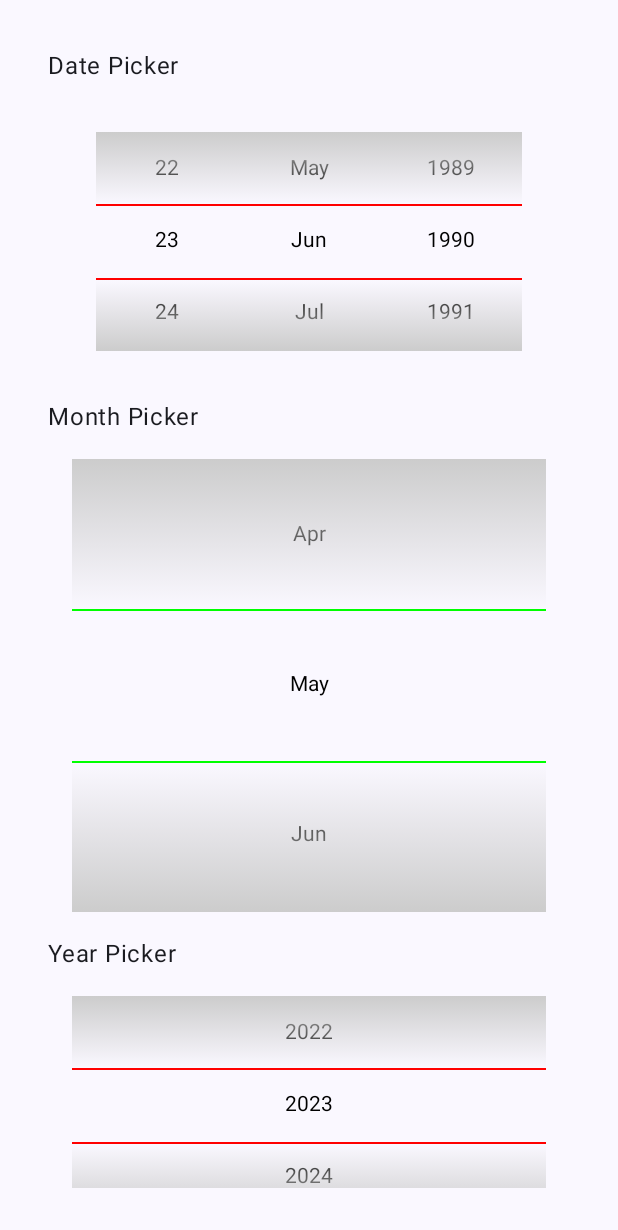
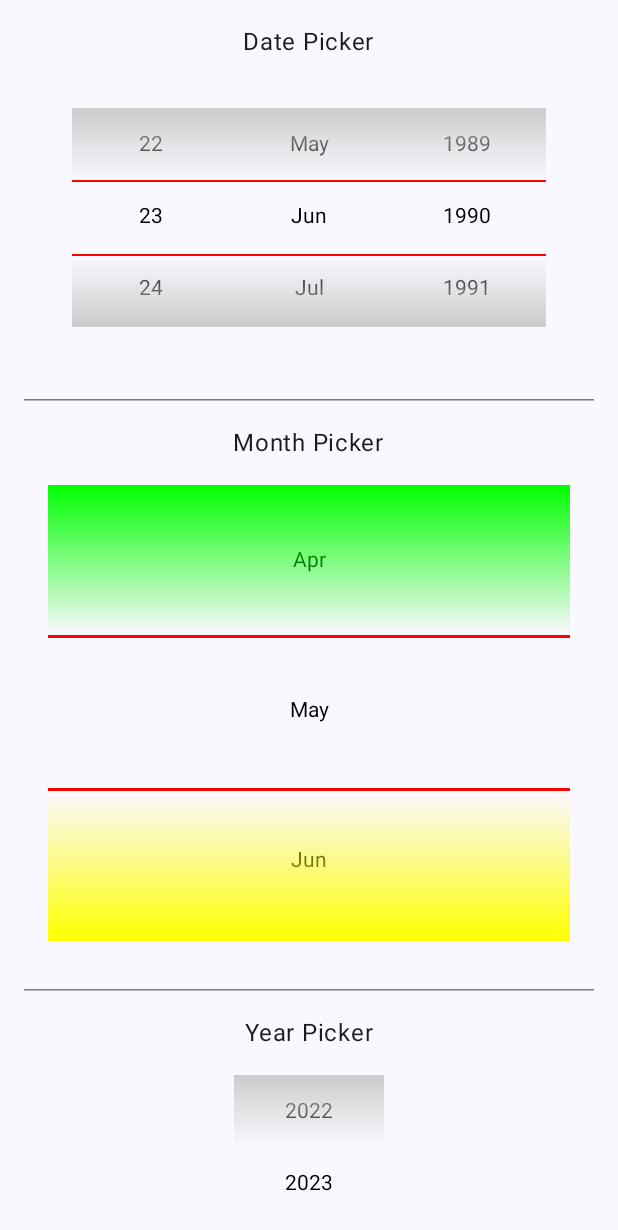
Before and after one commit to UdaySravanK/JetpackComposeNumberPicker, an Android app built with Jetpack Compose: the screen it shows after launch (MainActivity), on a phone screen of 412 x 824 dp. Shown: the top 1230 px of the screen. Run offline under Robolectric (Android 15) with nearby library versions, the phone set to English and light mode, and no system bars.

Commit message:
Allow item and overlay customizations

```diff
--- a/JCItemPickerDemo/src/main/java/com/udaysravank/jetpackcomposenumberpicker/MainActivity.kt
+++ b/JCItemPickerDemo/src/main/java/com/udaysravank/jetpackcomposenumberpicker/MainActivity.kt
@@ -4,21 +4,35 @@ import android.os.Bundle
 import androidx.activity.ComponentActivity
 import androidx.activity.compose.setContent
 import androidx.activity.enableEdgeToEdge
+import androidx.compose.foundation.background
 import androidx.compose.foundation.layout.Arrangement
+import androidx.compose.foundation.layout.Box
 import androidx.compose.foundation.layout.Row
+import androidx.compose.foundation.layout.defaultMinSize
 import androidx.compose.foundation.layout.fillMaxSize
 import androidx.compose.foundation.layout.fillMaxWidth
 import androidx.compose.foundation.layout.padding
+import androidx.compose.foundation.layout.size
+import androidx.compose.foundation.layout.width
+import androidx.compose.foundation.layout.wrapContentSize
 import androidx.compose.foundation.lazy.LazyColumn
 import androidx.compose.foundation.lazy.rememberLazyListState
+import androidx.compose.material3.HorizontalDivider
 import androidx.compose.material3.Scaffold
 import androidx.compose.material3.Text
 import androidx.compose.runtime.Composable
 import androidx.compose.runtime.mutableStateOf
 import androidx.compose.runtime.remember
+import androidx.compose.ui.Alignment
 import androidx.compose.ui.Modifier
+import androidx.compose.ui.draw.alpha
+import androidx.compose.ui.graphics.Brush
 import androidx.compose.ui.graphics.Color
+import androidx.compose.ui.graphics.Shape
+import androidx.compose.ui.text.TextStyle
+import androidx.compose.ui.unit.Dp
 import androidx.compose.ui.unit.dp
+import androidx.compose.ui.unit.sp
 import com.udaysravank.jcitempicker.ItemData
 import com.udaysravank.jcitempicker.ItemPicker
 import com.udaysravank.jcitempicker.NumberPicker
@@ -73,7 +87,9 @@ private val months = listOf(
 @Composable
 fun DatePicker(){
     Row(
-        modifier = Modifier.padding(16.dp).fillMaxWidth(),
+        modifier = Modifier
+            .padding(16.dp)
+            .fillMaxWidth(),
         horizontalArrangement = Arrangement.SpaceEvenly
     ) {
         NumberPicker(
@@ -111,39 +127,62 @@ fun ItemPickerDemoComponent(modifier: Modifier = Modifier) {
     LazyColumn(
         modifier = modifier
             .fillMaxSize()
-            .padding(32.dp),
-        verticalArrangement = Arrangement.Center,
+            .padding(16.dp),
         state = rememberLazyListState(),
+        horizontalAlignment = Alignment.CenterHorizontally,
     ) {
         item {
             Text(text = "Date Picker")
             Row(modifier = Modifier.padding(16.dp), horizontalArrangement = Arrangement.Center) {
                 DatePicker()
             }
-
+            HorizontalDivider(Modifier.padding(vertical = 16.dp))
             Text(text = "Month Picker")
             Row(modifier = Modifier.padding(16.dp), horizontalArrangement = Arrangement.Center) {
                 ItemPicker(
                     items = months,
                     value = months[4],
-                    dividerColor = Color.Green,
-                    listItemHeight = 100.dp,
+                    dividerHeight = 2.dp,
+                    itemHeight = 100.dp,
+                    overlayTopItemModifier = Modifier.background(Brush.verticalGradient(listOf(
+                        Color.Green,
+                        Color.Transparent,
+                    ))),
+                    overlayMiddleItemModifier = Modifier.background(Color.Transparent),
+                    overlayBottomItemModifier = Modifier.background(Brush.verticalGradient(listOf(
+                        Color.Transparent,
+                        Color.Yellow,
+                    ))),
                 ) {}
             }
-
+            HorizontalDivider(Modifier.padding(vertical = 16.dp))
             Text(text = "Year Picker")
             Row(modifier = Modifier.padding(16.dp), horizontalArrangement = Arrangement.Center) {
                 NumberPicker(
+                    modifier = Modifier.width(100.dp),
                     range = 1900..2100,
                     value = 2023,
+                    dividerColor = Color.Transparent,
                 ) {}
             }
-
+            HorizontalDivider(Modifier.padding(vertical = 16.dp))
             Text(text = "Gift Picker")
             Row(modifier = Modifier.padding(16.dp), horizontalArrangement = Arrangement.Center) {
                 ItemPicker(
+                    modifier = Modifier.width(120.dp ),
                     items = gifts.toImmutableList(),
-                    value = gifts[3],
+                    value = luckyGift.value,
+                    itemContent = { data ->
+                        Gem(
+                            modifier = Modifier.size(72.dp),
+                            text = ""
+                        )
+                    },
+                    itemHeight = 120.dp,
+                    dividerHeight = 3.dp,
+                    overlayTopItemModifier = Modifier.background(Color.Transparent),
+                    overlayBottomItemModifier = Modifier.background(Color.Transparent),
+                    overlayMiddleItemModifier = Modifier.background(Color.Transparent),
                 ) { selectedGift ->
                     luckyGift.value = gifts.first { selectedGift.uniqueId() == it.uniqueId() }
                 }
@@ -152,3 +191,22 @@ fun ItemPickerDemoComponent(modifier: Modifier = Modifier) {
         }
     }
 }
+
+@Composable
+fun Gem(
+    modifier: Modifier = Modifier,
+    text: String,
+) {
+    Box(
+        modifier = modifier
+            .defaultMinSize(32.dp)
+            .background(
+                color = Color(0x33440000),
+                shape = androidx.compose.foundation.shape.CircleShape,
+            )
+            .alpha(0.9f),
+        contentAlignment = Alignment.Center,
+    ) {
+        Text(text = "🎁", style = TextStyle.Default.copy(fontSize = 32.sp))
+    }
+}
--- a/jcitempicker/src/main/java/com/udaysravank/jcitempicker/ItemPicker.kt
+++ b/jcitempicker/src/main/java/com/udaysravank/jcitempicker/ItemPicker.kt
@@ -5,6 +5,7 @@ import androidx.compose.foundation.background
 import androidx.compose.foundation.clickable
 import androidx.compose.foundation.focusable
 import androidx.compose.foundation.gestures.snapping.rememberSnapFlingBehavior
+import androidx.compose.foundation.layout.Arrangement
 import androidx.compose.foundation.layout.Box
 import androidx.compose.foundation.layout.Column
 import androidx.compose.foundation.layout.Row
@@ -27,7 +28,6 @@ import androidx.compose.ui.graphics.Brush
 import androidx.compose.ui.graphics.Color
 import androidx.compose.ui.semantics.contentDescription
 import androidx.compose.ui.semantics.semantics
-import androidx.compose.ui.text.TextStyle
 import androidx.compose.ui.text.style.TextAlign
 import androidx.compose.ui.text.style.TextOverflow
 import androidx.compose.ui.unit.Dp
@@ -40,20 +40,25 @@ import kotlinx.coroutines.launch
 
 private const val DEFAULT_ITEM_HEIGHT = 48
 private const val DEFAULT_SEPARATOR_HEIGHT = 1
+private val DEFAULT_ITEM_GRADIENT_COLOR = Color.LightGray
 
 /**
  * The compose version of Android [NumberPicker](https://developer.android.com/reference/android/widget/NumberPicker)
  *
  * ItemPicker will show 3 items and treats the middle one as the selected item.
  *
- * @param range The range of integer values
+ * @param range Range of integer values to be displayed in the picker
  * @param value Current selected value i.e the middle value in the picker
- * @param listItemHeight Height of one single item in the picker. The full height of the ItemPicker will be calculated based on this parameter.
  * @param dividerHeight Height of separator lines above and below the middle item to indicate it as the selected item
  * @param dividerColor Color of the middle item separators
- * @param onValueChange A callback to receive the current selected value
+ * @param itemHeight Height of one single item in the picker. The full height of the ItemPicker will be calculated based on this parameter.
+ * @param itemContent A callback to receive the composable content of each item
  * @param selectedItemContentDescription Content description for the middle selected item on focus announcement
  * @param scrollContainerContentDescription Content description for the scroll container on focus announcement
+ * @param overlayTopItemModifier Modifier to be applied to the top overlay item in the ItemPicker
+ * @param overlayMiddleItemModifier Modifier to be applied to the top overlay item in the ItemPicker
+ * @param overlayBottomItemModifier Modifier to be applied to the top overlay item in the ItemPicker
+ * @param onValueChange A callback to receive the current selected value
  * Note: This component will be replaced with the official Compose provided component when available in the future.
  */
 @Composable
@@ -61,12 +66,16 @@ fun NumberPicker(
     range: Iterable<Int>,
     value: Int,
     modifier: Modifier = Modifier,
-    listItemHeight: Dp = DEFAULT_ITEM_HEIGHT.dp,
     dividerHeight: Dp = DEFAULT_SEPARATOR_HEIGHT.dp,
     dividerColor: Color = Color.Red,
     selectedItemContentDescription: String = "",
     scrollContainerContentDescription: String = "",
-    onValueChange: (Int) -> Unit,
+    itemHeight: Dp = DEFAULT_ITEM_HEIGHT.dp,
+    itemContent: (@Composable (itemData: ItemData) -> Unit)? = null,
+    overlayTopItemModifier: Modifier? = null,
+    overlayMiddleItemModifier: Modifier? = null,
+    overlayBottomItemModifier: Modifier? = null,
+    onValueChange: (Int) -> Unit = {},
 ) {
     val items = remember(range) {
         range.map { it.toString() }.toImmutableList()
@@ -75,9 +84,13 @@ fun NumberPicker(
         items = items,
         value = value.toString(),
         modifier = modifier,
-        listItemHeight = listItemHeight,
         dividerHeight = dividerHeight,
         dividerColor = dividerColor,
+        itemHeight = itemHeight,
+        itemContent = itemContent,
+        overlayTopItemModifier = overlayTopItemModifier,
+        overlayMiddleItemModifier = overlayMiddleItemModifier,
+        overlayBottomItemModifier = overlayBottomItemModifier,
         selectedItemContentDescription = selectedItemContentDescription,
         scrollContainerContentDescription = scrollContainerContentDescription,
     ) {
@@ -90,14 +103,18 @@ fun NumberPicker(
  *
  * ItemPicker will show 3 items and treats the middle one as the selected item.
  *
- * @param items The list of items
+ * @param items the list of strings to be displayed in the ItemPicker
  * @param value Current selected value i.e the middle value in the picker
- * @param listItemHeight Height of one single item in the picker. The full height of the ItemPicker will be calculated based on this parameter.
  * @param dividerHeight Height of separator lines above and below the middle item to indicate it as the selected item
  * @param dividerColor Color of the middle item separators
- * @param onValueChange A callback to receive the current selected value
+ * @param itemHeight Height of one single item in the picker. The full height of the ItemPicker will be calculated based on this parameter.
+ * @param itemContent A callback to receive the composable content of each item
  * @param selectedItemContentDescription Content description for the middle selected item on focus announcement
  * @param scrollContainerContentDescription Content description for the scroll container on focus announcement
+ * @param overlayTopItemModifier Modifier to be applied to the top overlay item in the ItemPicker
+ * @param overlayMiddleItemModifier Modifier to be applied to the top overlay item in the ItemPicker
+ * @param overlayBottomItemModifier Modifier to be applied to the top overlay item in the ItemPicker
+ * @param onValueChange A callback to receive the current selected value
  * Note: This component will be replaced with the official Compose provided component when available in the future.
  */
 @Composable
@@ -105,12 +122,16 @@ fun ItemPicker(
     items: ImmutableList<String>,
     value: String,
     modifier: Modifier = Modifier,
-    listItemHeight: Dp = DEFAULT_ITEM_HEIGHT.dp,
     dividerHeight: Dp = DEFAULT_SEPARATOR_HEIGHT.dp,
     dividerColor: Color = Color.Red,
     selectedItemContentDescription: String = "",
     scrollContainerContentDescription: String = "",
-    onValueChange: (String) -> Unit,
+    itemHeight: Dp = DEFAULT_ITEM_HEIGHT.dp,
+    itemContent: (@Composable (itemData: ItemData) -> Unit)? = null,
+    overlayTopItemModifier: Modifier? = null,
+    overlayMiddleItemModifier: Modifier? = null,
+    overlayBottomItemModifier: Modifier? = null,
+    onValueChange: (String) -> Unit = {},
 ) {
     val itemDataList = remember(items) {
         items.map {
@@ -130,9 +151,13 @@ fun ItemPicker(
         items = itemDataList,
         value = itemDataList.first { it.itemText() == value },
         modifier = modifier,
-        listItemHeight = listItemHeight,
         dividerHeight = dividerHeight,
         dividerColor = dividerColor,
+        itemHeight = itemHeight,
+        itemContent = itemContent,
+        overlayTopItemModifier = overlayTopItemModifier,
+        overlayMiddleItemModifier = overlayMiddleItemModifier,
+        overlayBottomItemModifier = overlayBottomItemModifier,
         selectedItemContentDescription = selectedItemContentDescription,
         scrollContainerContentDescription = scrollContainerContentDescription,
     ) {
@@ -147,12 +172,16 @@ fun ItemPicker(
  *
  * @param items The list of items
  * @param value Current selected value i.e the middle value in the picker
- * @param listItemHeight Height of one single item in the picker. The full height of the ItemPicker will be calculated based on this parameter.
  * @param dividerHeight Height of separator lines above and below the middle item to indicate it as the selected item
  * @param dividerColor Color of the middle item separators
- * @param onValueChange A callback to receive the current selected value
+ * @param itemHeight Height of one single item in the picker. The full height of the ItemPicker will be calculated based on this parameter.
+ * @param itemContent A callback to receive the composable content of each item
  * @param selectedItemContentDescription Content description for the middle selected item on focus announcement
  * @param scrollContainerContentDescription Content description for the scroll container on focus announcement
+ * @param overlayTopItemModifier Modifier to be applied to the top overlay item in the ItemPicker
+ * @param overlayMiddleItemModifier Modifier to be applied to the top overlay item in the ItemPicker
+ * @param overlayBottomItemModifier Modifier to be applied to the top overlay item in the ItemPicker
+ * @param onValueChange A callback to receive the current selected value
  * Note: This component will be replaced with the official Compose provided component when available in the future.
  */
 @OptIn(ExperimentalFoundationApi::class)
@@ -161,20 +190,27 @@ fun ItemPicker(
     items: ImmutableList<ItemData>,
     value: ItemData,
     modifier: Modifier = Modifier,
-    listItemHeight: Dp = DEFAULT_ITEM_HEIGHT.dp,
     dividerHeight: Dp = DEFAULT_SEPARATOR_HEIGHT.dp,
     dividerColor: Color = Color.Red,
     selectedItemContentDescription: String = "",
     scrollContainerContentDescription: String = "",
+    itemHeight: Dp = DEFAULT_ITEM_HEIGHT.dp,
+    itemContent: (@Composable (itemData: ItemData) -> Unit)? = null,
+    overlayTopItemModifier: Modifier? = null,
+    overlayMiddleItemModifier: Modifier? = null,
+    overlayBottomItemModifier: Modifier? = null,
     onValueChange: (ItemData) -> Unit = {},
 ) {
     val numberOfItemsToVisibleInTheList = 3 // Like the standard NumberPicker, we have considered showing only 3 items from the list at a time
-    val containerHeight = listItemHeight * numberOfItemsToVisibleInTheList + dividerHeight * 2
+    val containerHeight = itemHeight * numberOfItemsToVisibleInTheList + dividerHeight * 2
     val indexOfSelectedItem = items.indexOfFirst { it.uniqueId() == value.uniqueId() }
     val listState = rememberLazyListState(initialFirstVisibleItemIndex = if (indexOfSelectedItem != -1) indexOfSelectedItem else 1)
     val flingBehavior = rememberSnapFlingBehavior(lazyListState = listState)
     val coroutineScope = rememberCoroutineScope()
-
+    val dummyItemData = object : ItemData {
+        override fun itemText() = ""
+        override fun uniqueId() = ""
+    }
     LaunchedEffect(listState) {
         snapshotFlow { listState.firstVisibleItemScrollOffset }
             .map { offset ->
@@ -201,7 +237,8 @@ fun ItemPicker(
                 .height(containerHeight)
                 .semantics {
                     contentDescription = scrollContainerContentDescription
-                }
+                },
+            horizontalAlignment = Alignment.CenterHorizontally,
         ) {
             item {
                 // Need this to be able to scroll the first item in list to center selector of ItemPicker
@@ -209,9 +246,8 @@ fun ItemPicker(
                     modifier = Modifier
                         .focusable(false)
                         .semantics(mergeDescendants = true) {},
-                    text = "",
-                    listItemHeight = listItemHeight,
-                    textColor = Color.Black,
+                    itemData = dummyItemData,
+                    listItemHeight = itemHeight,
                 )
             }
             items(items) {
@@ -225,8 +261,9 @@ fun ItemPicker(
                                 listState.animateScrollToItem(items.indexOf(it))
                             }
                         },
-                    text = it.itemText(),
-                    listItemHeight = listItemHeight,
+                    itemData = it,
+                    listItemHeight = itemHeight,
+                    content = itemContent,
                 )
             }
             item {
@@ -235,16 +272,18 @@ fun ItemPicker(
                     modifier = Modifier
                         .focusable(false)
                         .semantics(mergeDescendants = true) {},
-                    text = "",
-                    listItemHeight = listItemHeight,
-                    textColor = Color.Black,
+                    itemData = dummyItemData,
+                    listItemHeight = itemHeight,
                 )
             }
         }
         OverlayLayout(
-            listItemHeight = listItemHeight,
+            listItemHeight = itemHeight,
             dividerHeight = dividerHeight,
             dividerColor = dividerColor,
+            topItemModifier = overlayTopItemModifier,
+            middleItemModifier = overlayMiddleItemModifier,
+            bottomItemModifier = overlayBottomItemModifier,
         )
     }
 }
@@ -262,68 +301,83 @@ private fun OverlayLayout(
     listItemHeight: Dp,
     dividerHeight: Dp,
     dividerColor: Color,
+    modifier: Modifier = Modifier,
+    topItemModifier: Modifier? = null,
+    middleItemModifier: Modifier? = null,
+    bottomItemModifier: Modifier? = null,
 ) {
     Column(
-        modifier = Modifier.fillMaxSize(),
+        modifier = modifier.fillMaxSize(),
     ) {
         // For fade effect on top and bottom items
-        val gradientColor = Color.LightGray
-        val topItemBackground = remember {
+        val mTopItemModifier = remember(topItemModifier) {
+            topItemModifier ?: Modifier.background(
                 Brush.verticalGradient(
-                colors = listOf(gradientColor, Color.Transparent),
+                    colors = listOf(DEFAULT_ITEM_GRADIENT_COLOR, Color.Transparent),
+                )
             )
         }
-        val bottomItemBackground = remember {
+        val mMiddleItemModifier = remember(middleItemModifier) {
+            middleItemModifier ?: Modifier.background(
                 Brush.verticalGradient(
-                colors = listOf(Color.Transparent, gradientColor),
+                    colors = listOf(Color.Transparent, DEFAULT_ITEM_GRADIENT_COLOR),
+                )
+            )
+        }
+        val mBottomItemModifier = remember(bottomItemModifier) {
+            bottomItemModifier ?: Modifier.background(
+                Brush.verticalGradient(
+                    colors = listOf(Color.Transparent, DEFAULT_ITEM_GRADIENT_COLOR),
+                )
             )
         }
         Box(
-            modifier = Modifier
+            modifier = mTopItemModifier
                 .fillMaxWidth()
                 .height(listItemHeight)
-                .background(topItemBackground)
         )
         Divider(
             thickness = dividerHeight,
             color = dividerColor,
         )
-        Box(modifier = Modifier.height(listItemHeight))
+        Box(modifier = mMiddleItemModifier.height(listItemHeight))
         Divider(
             thickness = dividerHeight,
             color = dividerColor,
         )
         Box(
-            modifier = Modifier
+            modifier = mBottomItemModifier
                 .fillMaxWidth()
                 .height(listItemHeight)
-                .background(bottomItemBackground)
         )
     }
 }
 
 @Composable
 private fun ItemView(
-    text: String,
+    itemData: ItemData,
     listItemHeight: Dp,
-    modifier: Modifier = Modifier,
-    textStyle: TextStyle = TextStyle.Default,
-    textColor: Color = Color.Black,
+    modifier: Modifier,
+    content: (@Composable (itemData: ItemData) -> Unit)? = null,
 ) {
     Row(
         modifier = modifier
             .height(listItemHeight)
             .fillMaxWidth(),
         verticalAlignment = Alignment.CenterVertically,
+        horizontalArrangement = Arrangement.Center,
     ) {
+        if (content != null) {
+            content(itemData)
+        } else {
             Text(
                 modifier = Modifier.fillMaxWidth(),
-            text = text,
-            style = textStyle,
+                text = itemData.itemText(),
                 maxLines = 1,
                 overflow = TextOverflow.Ellipsis,
-            color = textColor,
+                color = Color.Black,
                 textAlign = TextAlign.Center
             )
         }
     }
+}
```
Lines whose indentation alone changed are shown as unchanged.
